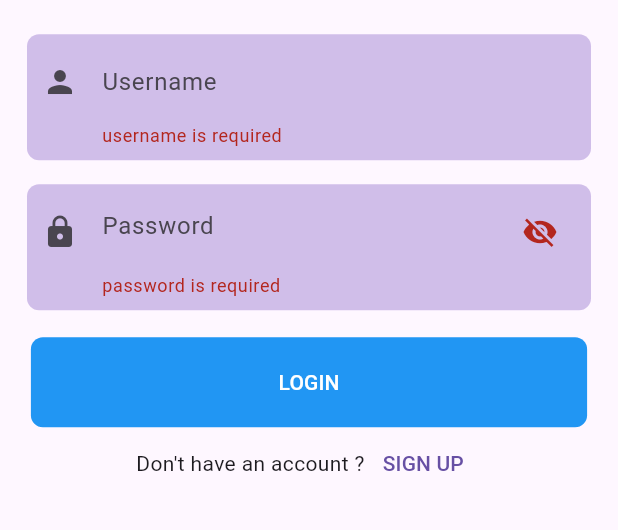
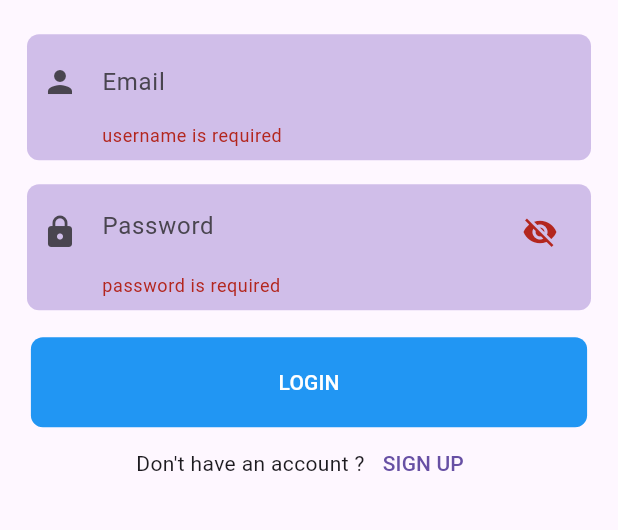
Before and after one commit to HireSync/HireSync-Flutter, a Flutter app: the screen it shows after launch, after a tap on "LOGIN", on a phone screen of 412 x 824 dp, the part 511-1041 px from its top. Run offline on Flutter 3.47's test engine with Material 3 defaults, Android fonts, the phone set to English and light mode, and no system bars; our stand-ins replace shared_preferences.

Commit message:
feat-login

```diff
--- a/lib/screens/login_screen.dart
+++ b/lib/screens/login_screen.dart
@@ -1,56 +1,90 @@
 import 'package:flutter/material.dart';
 import 'package:flutter_app/screens/signup_screen.dart';
 import 'package:flutter_app/screens/home_screen.dart';
+import 'package:flutter_app/services/user_service.dart';
+import 'package:shared_preferences/shared_preferences.dart';
 
-class LoginScreen extends StatefulWidget{
+class LoginScreen extends StatefulWidget {
   const LoginScreen({super.key});
   @override
-  State<LoginScreen> createState()=> _LoginScreenState();
+  State<LoginScreen> createState() => _LoginScreenState();
 }
-class _LoginScreenState extends State<LoginScreen>{
-final username = TextEditingController();
-final password = TextEditingController();
+
+class _LoginScreenState extends State<LoginScreen> {
+  final _emailController = TextEditingController();
+  final _passwordController = TextEditingController();
   bool isVisible = false;
+
+  initialize() async {
+    final SharedPreferences prefs = await SharedPreferences.getInstance();
+    String? email = prefs.getString('email');
+
+    if (email != null) {
+      _emailController.text = email;
+    }
+  }
+
+  @override
+  void initState() {
+    super.initState();
+    initialize();
+  }
+
+  navigateTo() {
+    Navigator.pushReplacement(context, MaterialPageRoute(builder: (context) {
+      return const HomePage();
+    }));
+  }
+
+  authenticate() async {
+    final isLogged = await UserService()
+        .authenticate(_emailController.text, _passwordController.text);
+    if (isLogged) {
+      final SharedPreferences prefs = await SharedPreferences.getInstance();
+      await prefs.setString('username', _emailController.text);
+      await prefs.setBool('isLogged', true);
+      navigateTo();
+    }
+  }
 
   final formkey = GlobalKey<FormState>();
   @override
-  Widget build(BuildContext context){
+  Widget build(BuildContext context) {
     return Scaffold(
-      body:Center(
-        child:SingleChildScrollView(
-          child:Padding(
-            padding:const EdgeInsets.all(10.0),
-             child : Form(
+        body: Center(
+            child: SingleChildScrollView(
+      child: Padding(
+        padding: const EdgeInsets.all(10.0),
+        child: Form(
           key: formkey,
           child: Column(
             children: [
-
-
-                Image.asset("lib/assets/logo_2.png",width: 210,
+              Image.asset(
+                "lib/assets/logo_2.png",
+                width: 210,
               ),
               const SizedBox(height: 15),
 
               //username
               Container(
                 margin: const EdgeInsets.all(8),
-                padding: const EdgeInsets.symmetric(horizontal: 10,vertical: 8),
-                decoration:
-                BoxDecoration(
-
-                  borderRadius:BorderRadius.circular(8),
-                  color:Colors.deepPurple.withOpacity(.3)),
+                padding:
+                    const EdgeInsets.symmetric(horizontal: 10, vertical: 8),
+                decoration: BoxDecoration(
+                    borderRadius: BorderRadius.circular(8),
+                    color: Colors.deepPurple.withOpacity(.3)),
                 child: TextFormField(
-                  controller: username,
+                  controller: _emailController,
                   validator: (value) {
-                    if(value!.isEmpty){
+                    if (value!.isEmpty) {
                       return "username is required";
                     }
                     return null;
-                  } ,
-                 decoration:const InputDecoration(
+                  },
+                  decoration: const InputDecoration(
                     icon: Icon(Icons.person),
                     border: InputBorder.none,
-                  hintText: "Username",
+                    hintText: "Email",
                   ),
                 ),
               ),
@@ -59,20 +93,18 @@ final formkey = GlobalKey<FormState>();
               Container(
                 margin: const EdgeInsets.all(8),
                 padding:
-                 const EdgeInsets.symmetric(horizontal: 10,vertical: 8),
-                decoration:
-                BoxDecoration(
-
-                  borderRadius:BorderRadius.circular(8),
-                  color:Colors.deepPurple.withOpacity(.3)),
+                    const EdgeInsets.symmetric(horizontal: 10, vertical: 8),
+                decoration: BoxDecoration(
+                    borderRadius: BorderRadius.circular(8),
+                    color: Colors.deepPurple.withOpacity(.3)),
                 child: TextFormField(
-                  controller: password,
+                  controller: _passwordController,
                   validator: (value) {
-                    if(value!.isEmpty){
+                    if (value!.isEmpty) {
                       return "password is required";
                     }
                     return null;
-                  } ,
+                  },
                   obscureText: !isVisible,
                   decoration: InputDecoration(
                       icon: Icon(Icons.lock),
@@ -81,9 +113,8 @@ final formkey = GlobalKey<FormState>();
                       suffixIcon: IconButton(
                           onPressed: () {
                             setState(() {
-                        isVisible=!isVisible;
+                              isVisible = !isVisible;
                             });
-
                           },
                           icon: Icon(isVisible
                               ? Icons.visibility
@@ -91,26 +122,23 @@ final formkey = GlobalKey<FormState>();
                 ),
               ),
 
-                         const  SizedBox(height: 10,),
+              const SizedBox(
+                height: 10,
+              ),
               //login button
               Container(
                 height: 60,
-                width: MediaQuery.of(context).size.width *.9,
+                width: MediaQuery.of(context).size.width * .9,
                 decoration: BoxDecoration(
-                  borderRadius: BorderRadius.circular(8),
-                  color: Colors.blue
-                ),
+                    borderRadius: BorderRadius.circular(8), color: Colors.blue),
                 child: TextButton(
-                  onPressed: (){
-                    if (formkey.currentState!.validate()){
-
-                      Navigator.push(context, MaterialPageRoute(builder:(context)=>const HomePage()));
-
+                    onPressed: () {
+                      if (formkey.currentState!.validate()) {
+                        authenticate();
                       }
-
-
                     },
-                  child: const Text("LOGIN",
+                    child: const Text(
+                      "LOGIN",
                       style: TextStyle(color: Colors.white),
                     )),
               ),
@@ -120,25 +148,20 @@ final formkey = GlobalKey<FormState>();
                 mainAxisAlignment: MainAxisAlignment.center,
                 children: [
                   const Text("Don't have an account ?"),
-                TextButton(onPressed: (
-
-                ) {
-                  Navigator.push(context, MaterialPageRoute(builder:(context)=>const SignUp()));
-                }, child: Text("SIGN UP"))
-                ],)
-
+                  TextButton(
+                      onPressed: () {
+                        Navigator.push(
+                            context,
+                            MaterialPageRoute(
+                                builder: (context) => const SignUp()));
+                      },
+                      child: Text("SIGN UP"))
                 ],
-
+              )
+            ],
           ),
-
         ),
-             ) ,
-
-  )
-
-)
-
-);
-
+      ),
+    )));
   }
 }
--- /dev/null
+++ b/lib/services/user_service.dart
@@ -0,0 +1,22 @@
+import 'dart:convert';
+import 'dart:io';
+
+import 'package:http/http.dart' as http;
+
+class UserService {
+  final String _baseUrl = 'https://electric-difficult-liquid.glitch.me/users?';
+  final String _email = 'email=';
+  final String _password = '&password=';
+
+  Future<bool> authenticate(String email, String password) async {
+    final url = '$_baseUrl$_email$email$_password$password';
+
+    http.Response response = await http.get(Uri.parse(url));
+    if (response.statusCode == HttpStatus.ok) {
+      final jsonResponse = response.body;
+      final users = json.decode(jsonResponse);
+      return users.isNotEmpty;
+    }
+    return false;
+  }
+}
```
Lines whose indentation alone changed are shown as unchanged.
